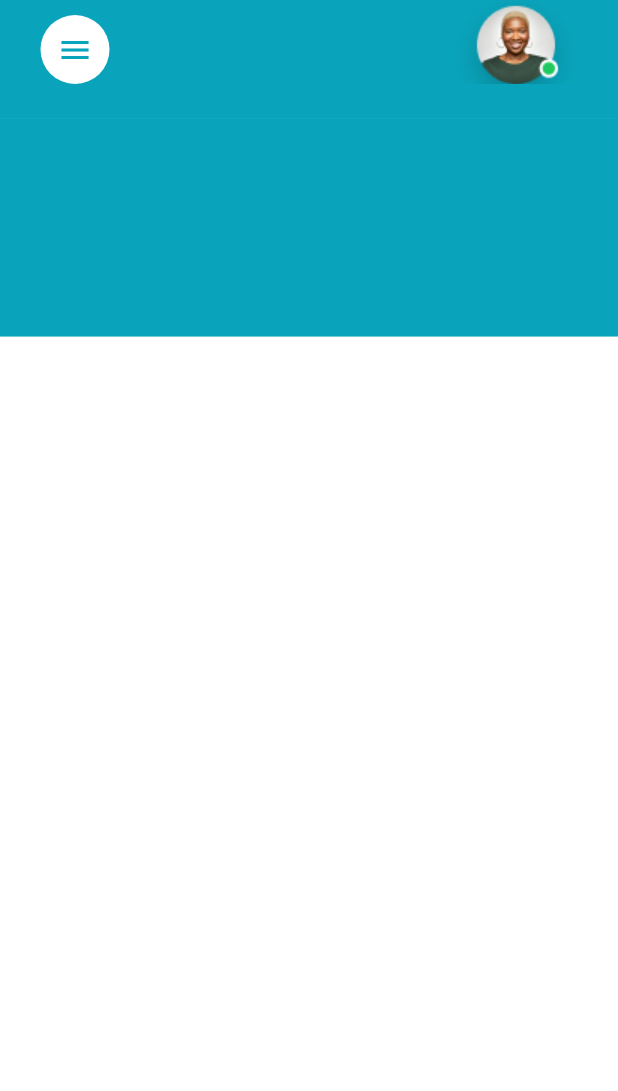
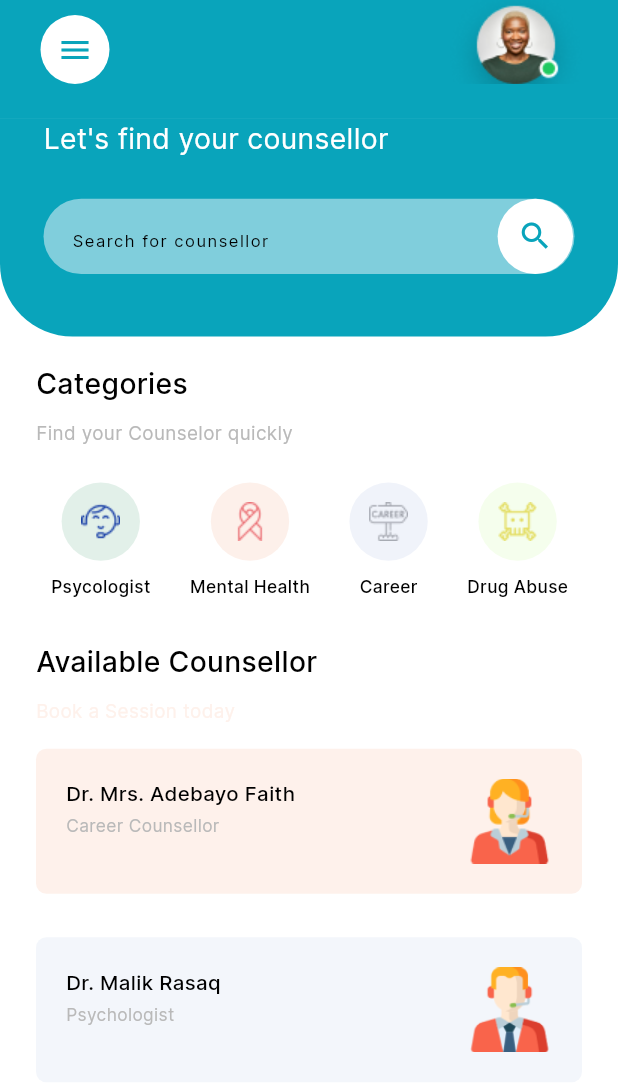
Before and after one commit to logicberry/counsellor_booking_app, a Flutter app: the screen it shows after launch, on a phone screen of 412 x 824 dp. Shown: the top 1091 px of the screen. Run offline on Flutter 3.47's test engine with Material 3 defaults, Android fonts, the light colour scheme and no system bars; our stand-ins replace flutter_screenutil, page_transition, pinput.

Commit message:
feat: add doctorCard component & homepage

```diff
--- a/lib/core/app_assets.dart
+++ b/lib/core/app_assets.dart
@@ -13,4 +13,10 @@ class AssetPath {
   static const String ellipse1 = '${assetPath}Ellipse1.png';
   static const String ellipse2 = '${assetPath}Ellipse2.png';
   static const String profile = '${assetPath}profile-image.png';
+  static const String sales = '${assetPath}sales.png';
+  static const String career = '${assetPath}career.png';
+  static const String drug = '${assetPath}drug.png';
+  static const String ribbon = '${assetPath}ribbon.png';
+  static const String maleDoctor = '${assetPath}male.png';
+  static const String femaleDoctor = '${assetPath}female.png';
 }
--- a/lib/core/app_colors.dart
+++ b/lib/core/app_colors.dart
@@ -9,4 +9,7 @@ class AppColors {
   static const Color darkGrey = Color(0xFF3A3A3A);
   static const Color lightGrey = Color(0xFFB9B9B9);
   static const Color lightblue = Color(0xFF32EBE6);
+  static const Color lightpink = Color(0xFFFEF1EB);
+  static const Color ash = Color(0xFFF3F6FB);
+  static const Color search = Color(0xFFF7F7FD);
 }
--- a/lib/features/home/screens/homepage.dart
+++ b/lib/features/home/screens/homepage.dart
@@ -1,14 +1,35 @@
 import 'package:counsellor/common/appbar.dart';
+import 'package:counsellor/features/home/widgets/doctor_card.dart';
 import 'package:flutter/material.dart';
 import 'package:flutter_screenutil/flutter_screenutil.dart';
 
 import '../../../core/core.dart';
+import '../widgets/search_field.dart';
 
 class HomePage extends StatelessWidget {
   const HomePage({super.key});
 
   @override
   Widget build(BuildContext context) {
+    List<Color> backgroundColors = [
+      const Color(0xffE2F0E9),
+      const Color(0xffFDF0EA),
+      const Color(0xffF0F3FA),
+      const Color(0xffF5FEED)
+    ];
+    List<String> texts = [
+      'Psycologist',
+      'Mental Health',
+      'Career',
+      'Drug Abuse'
+    ];
+
+    List<String> icons = [
+      AssetPath.sales,
+      AssetPath.ribbon,
+      AssetPath.career,
+      AssetPath.drug
+    ];
     return Scaffold(
       appBar: const CLAppBar(
         title: '',
@@ -17,12 +38,104 @@ class HomePage extends StatelessWidget {
         action: true,
       ),
       body: Column(
+        crossAxisAlignment: CrossAxisAlignment.start,
         children: [
           Container(
             height: 150.h,
             width: double.infinity,
-            color: AppColors.primaryColor,
-          )
+            decoration: BoxDecoration(
+              borderRadius: BorderRadius.only(
+                  bottomLeft: Radius.circular(50.r),
+                  bottomRight: Radius.circular(50.r)),
+              color: AppColors.primaryColor,
+            ),
+            child: Padding(
+              padding: EdgeInsets.symmetric(horizontal: 30.0.h),
+              child: Column(
+                crossAxisAlignment: CrossAxisAlignment.start,
+                children: [
+                  AppTheme.clText('Let\'s find your counsellor', context,
+                      size: 18,
+                      fontWeight: FontWeight.w400,
+                      textColor: AppColors.white),
+                  Space.height(27),
+                  SearchField(
+                    labeltext: 'Hello',
+                    hintText: 'Search for a counsellor',
+                    prefix: CircleAvatar(
+                      radius: 27.r,
+                      backgroundColor: AppColors.white,
+                      child: const Icon(
+                        Icons.search,
+                        color: AppColors.primaryColor,
+                      ),
+                    ),
+                  ),
+                ],
+              ),
+            ),
+          ),
+          Padding(
+            padding: const EdgeInsets.symmetric(horizontal: 24.0),
+            child: Column(
+              crossAxisAlignment: CrossAxisAlignment.start,
+              children: [
+                Space.height(19),
+                AppTheme.clText('Categories', context,
+                    size: 18, fontWeight: FontWeight.w500),
+                Space.height(10),
+                AppTheme.clText('Find your Counselor quickly  ', context,
+                    size: 12,
+                    fontWeight: FontWeight.w400,
+                    textColor: AppColors.lightGrey),
+                Space.height(25),
+                SizedBox(
+                  height: 85.h,
+                  child: Center(
+                    child: Padding(
+                      padding: const EdgeInsets.only(left: 10.0),
+                      child: ListView.separated(
+                        scrollDirection: Axis.horizontal,
+                        itemCount: 4,
+                        itemBuilder: (context, index) => Column(
+                          children: [
+                            CircleAvatar(
+                                radius: 27.r,
+                                backgroundColor: backgroundColors[index],
+                                child: Image.asset(icons[index])),
+                            Space.height(10),
+                            AppTheme.clText(texts[index], context,
+                                size: 11, fontWeight: FontWeight.w500),
+                          ],
+                        ),
+                        separatorBuilder: (context, index) => Space.width(25),
+                      ),
+                    ),
+                  ),
+                ),
+                Space.height(25),
+                AppTheme.clText('Available Counsellor', context,
+                    size: 18, fontWeight: FontWeight.w500),
+                Space.height(10),
+                AppTheme.clText('Book a Session today', context,
+                    size: 12,
+                    fontWeight: FontWeight.w400,
+                    textColor: AppColors.lightpink),
+                Space.height(17),
+                const DoctorCard(
+                    color: AppColors.lightpink,
+                    image: AssetPath.femaleDoctor,
+                    name: 'Dr. Mrs. Adebayo Faith',
+                    profession: 'Career Counsellor'),
+                Space.height(30),
+                const DoctorCard(
+                    color: AppColors.ash,
+                    image: AssetPath.maleDoctor,
+                    name: 'Dr. Malik Rasaq',
+                    profession: 'Psychologist'),
+              ],
+            ),
+          ),
         ],
       ),
     );
--- /dev/null
+++ b/lib/features/home/widgets/doctor_card.dart
@@ -0,0 +1,47 @@
+import 'package:flutter/material.dart';
+import 'package:flutter_screenutil/flutter_screenutil.dart';
+
+import '../../../core/core.dart';
+
+class DoctorCard extends StatelessWidget {
+  final String name, profession;
+  final Color color;
+  final String image;
+  const DoctorCard(
+      {super.key,
+      required this.color,
+      required this.image,
+      required this.name,
+      required this.profession});
+
+  @override
+  Widget build(BuildContext context) {
+    return Container(
+      height: 100.h,
+      width: double.infinity,
+      decoration:
+          BoxDecoration(color: color, borderRadius: BorderRadius.circular(7)),
+      child: Padding(
+        padding: const EdgeInsets.all(20.0),
+        child: Row(
+          mainAxisAlignment: MainAxisAlignment.spaceBetween,
+          children: [
+            Column(
+              crossAxisAlignment: CrossAxisAlignment.start,
+              children: [
+                AppTheme.clText(name, context,
+                    size: 13, fontWeight: FontWeight.w500),
+                Space.height(5),
+                AppTheme.clText(profession, context,
+                    size: 11,
+                    fontWeight: FontWeight.w400,
+                    textColor: AppColors.lightGrey),
+              ],
+            ),
+            Image.asset(image)
+          ],
+        ),
+      ),
+    );
+  }
+}
--- /dev/null
+++ b/lib/features/home/widgets/search_field.dart
@@ -0,0 +1,54 @@
+import 'package:flutter/material.dart';
+import 'package:flutter_screenutil/flutter_screenutil.dart';
+
+import '../../../core/core.dart';
+
+class SearchField extends StatelessWidget {
+  final String? hintText, labeltext;
+  final TextEditingController? controller;
+  final Widget? icon, prefix;
+  final TextInputType? inputType;
+  const SearchField(
+      {super.key,
+      this.hintText,
+      this.controller,
+      this.inputType,
+      required this.labeltext,
+      this.icon,
+      this.prefix});
+  @override
+  Widget build(BuildContext context) {
+    const OutlineInputBorder customOutlineInputBorder =
+        OutlineInputBorder(borderSide: BorderSide.none);
+    return Container(
+      decoration: BoxDecoration(
+        borderRadius: BorderRadius.circular(30),
+        color: AppColors.search.withOpacity(0.5),
+      ),
+      height: 52.h,
+      child: TextFormField(
+        style: const TextStyle(
+            fontSize: 16,
+            letterSpacing: 1,
+            decoration: TextDecoration.none,
+            decorationStyle: TextDecorationStyle.dotted,
+            decorationColor: AppColors.white),
+        controller: controller,
+        keyboardType: inputType ?? TextInputType.text,
+        textInputAction: TextInputAction.next,
+        decoration: InputDecoration(
+            hintText: 'Search for counsellor',
+            contentPadding: const EdgeInsets.all(15),
+            hintStyle: const TextStyle(
+              fontFamily: 'Inter',
+              fontSize: 11,
+            ),
+            suffixIcon: prefix,
+            border: customOutlineInputBorder,
+            enabledBorder: customOutlineInputBorder,
+            focusedBorder: customOutlineInputBorder),
+        cursorColor: AppColors.primaryColor,
+      ),
+    );
+  }
+}
--- a/pubspec.yaml
+++ b/pubspec.yaml
@@ -39,6 +39,7 @@ dependencies:
   # The following adds the Cupertino Icons font to your application.
   # Use with the CupertinoIcons class for iOS style icons.
   cupertino_icons: ^1.0.2
+  flutter_svg: ^2.0.10+1
 
 dev_dependencies:
   flutter_test:
```
Also changed, not shown: assets/images/career.png (added), assets/images/drug.png (added), assets/images/female.png (added), assets/images/male.png (added), assets/images/ribbon.png (added), assets/images/sales.png (added), pubspec.lock.
